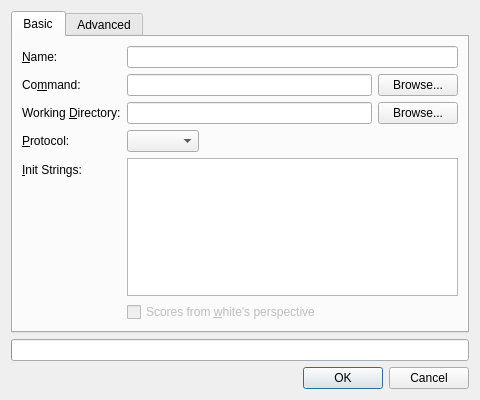
leedavid/QTggchess, file projects/gui/ui/engineconfigdlg.ui: the form before one commit.
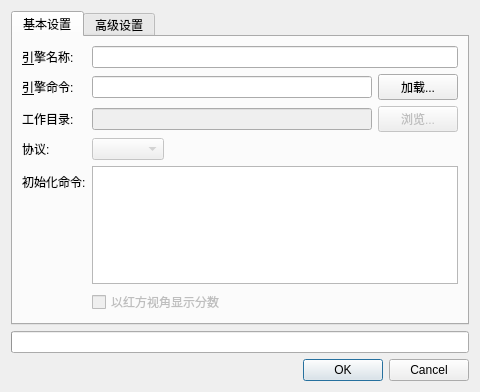
The form after the commit. The open tabs and pages were chosen to show the change.

The edit to the form file:
```diff
--- a/projects/gui/ui/engineconfigdlg.ui
+++ b/projects/gui/ui/engineconfigdlg.ui
@@ -7,7 +7,7 @@
     <x>0</x>
     <y>0</y>
     <width>480</width>
-    <height>400</height>
+    <height>392</height>
    </rect>
   </property>
   <layout class="QVBoxLayout" name="verticalLayout_3">
@@ -18,7 +18,7 @@
      </property>
      <widget class="QWidget" name="tab">
       <attribute name="title">
-       <string>Basic</string>
+       <string>基本设置</string>
       </attribute>
       <layout class="QFormLayout" name="formLayout">
        <property name="fieldGrowthPolicy">
@@ -27,7 +27,7 @@
        <item row="0" column="0">
         <widget class="QLabel" name="label">
          <property name="text">
-          <string>&amp;Name:</string>
+          <string>&amp;引擎名称:</string>
          </property>
          <property name="buddy">
           <cstring>m_nameEdit</cstring>
@@ -40,7 +40,7 @@
        <item row="1" column="0">
         <widget class="QLabel" name="label_2">
          <property name="text">
-          <string>Co&amp;mmand:</string>
+          <string>&amp;引擎命令:</string>
          </property>
          <property name="buddy">
           <cstring>m_commandEdit</cstring>
@@ -55,7 +55,7 @@
          <item>
           <widget class="QPushButton" name="m_browseCmdBtn">
            <property name="text">
-            <string>Browse...</string>
+            <string>加载...</string>
            </property>
           </widget>
          </item>
@@ -64,7 +64,7 @@
        <item row="2" column="0">
         <widget class="QLabel" name="label_4">
          <property name="text">
-          <string>Working &amp;Directory:</string>
+          <string>工作目录:</string>
          </property>
          <property name="buddy">
           <cstring>m_workingDirEdit</cstring>
@@ -74,15 +74,22 @@
        <item row="2" column="1">
         <layout class="QHBoxLayout" name="horizontalLayout_2">
          <item>
-          <widget class="QLineEdit" name="m_workingDirEdit"/>
+          <widget class="QLineEdit" name="m_workingDirEdit">
+           <property name="enabled">
+            <bool>false</bool>
+           </property>
+          </widget>
          </item>
          <item>
           <widget class="QPushButton" name="m_browseWorkingDirBtn">
+           <property name="enabled">
+            <bool>false</bool>
+           </property>
            <property name="toolTip">
             <string>Browse working directory.</string>
            </property>
            <property name="text">
-            <string>Browse...</string>
+            <string>浏览...</string>
            </property>
           </widget>
          </item>
@@ -91,7 +98,7 @@
        <item row="3" column="0">
         <widget class="QLabel" name="label_3">
          <property name="text">
-          <string>&amp;Protocol:</string>
+          <string>协议:</string>
          </property>
          <property name="buddy">
           <cstring>m_protocolCombo</cstring>
@@ -99,12 +106,16 @@
         </widget>
        </item>
        <item row="3" column="1">
-        <widget class="QComboBox" name="m_protocolCombo"/>
+        <widget class="QComboBox" name="m_protocolCombo">
+         <property name="enabled">
+          <bool>false</bool>
+         </property>
+        </widget>
        </item>
        <item row="4" column="0">
         <widget class="QLabel" name="label_5">
          <property name="text">
-          <string>&amp;Init Strings:</string>
+          <string>初始化命令:</string>
          </property>
          <property name="buddy">
           <cstring>m_initStringEdit</cstring>
@@ -127,7 +138,7 @@
           <string>This option should be checked for Xboard/Winboard engines that report their scores from white's perspective.</string>
          </property>
          <property name="text">
-          <string>Scores from &amp;white's perspective</string>
+          <string>以红方视角显示分数</string>
          </property>
         </widget>
        </item>
@@ -135,7 +146,7 @@
      </widget>
      <widget class="QWidget" name="tab_2">
       <attribute name="title">
-       <string>Advanced</string>
+       <string>高级设置</string>
       </attribute>
       <layout class="QVBoxLayout" name="verticalLayout">
        <item>
```
Left out of the diff: 18 changed lines with no effect on the pictures.
